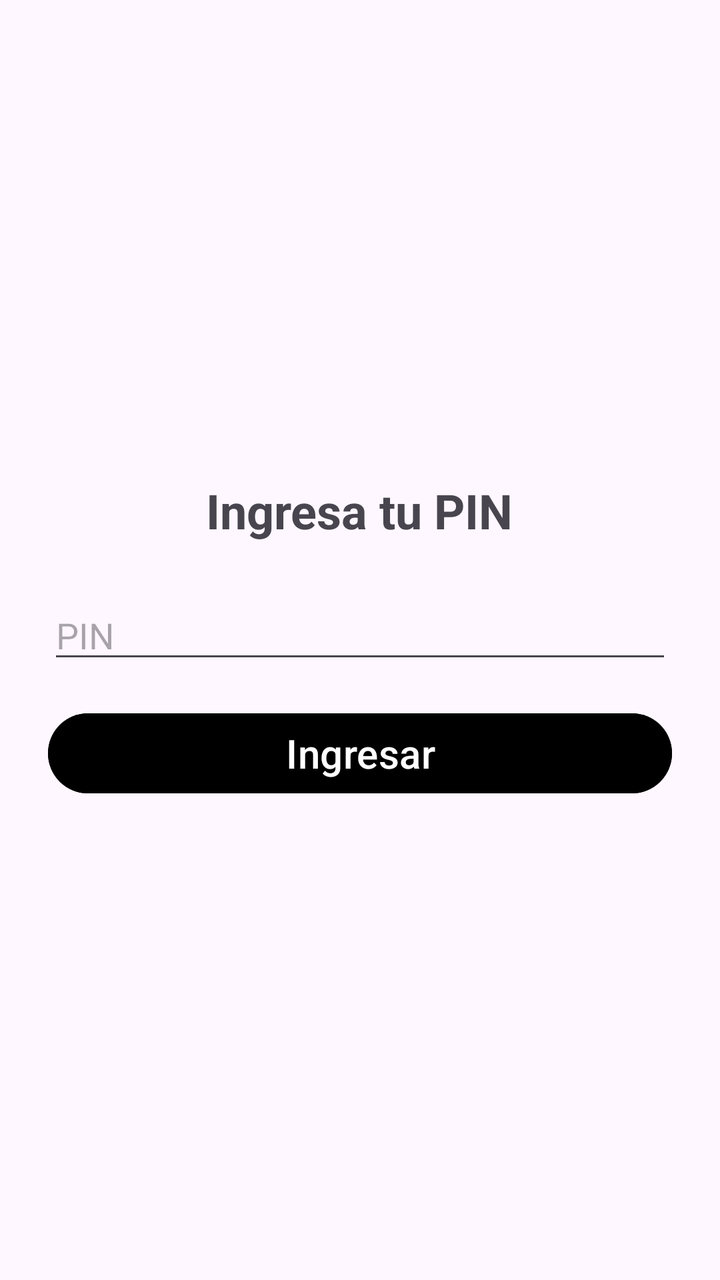
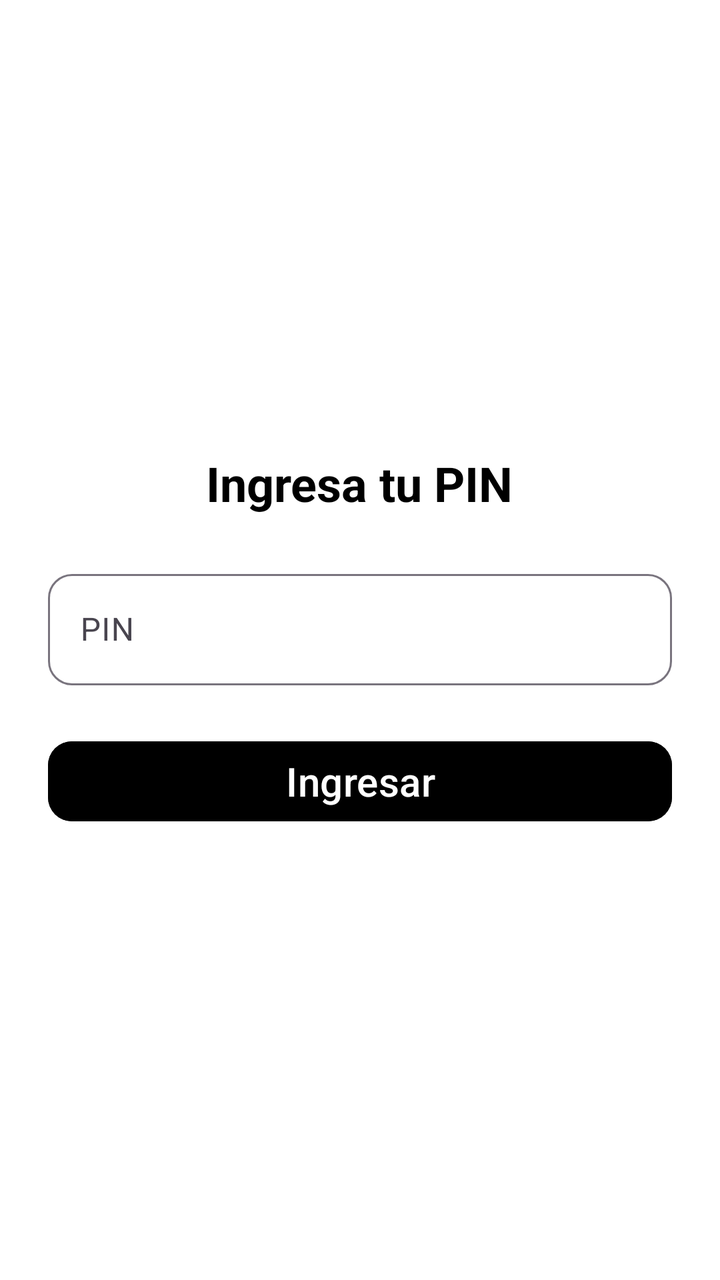

Before-and-after screenshots of an Android layout around one commit, followed by the original layout XML and the change that was made.
<!-- AndroidManifest.xml: application theme Theme.AgendaPersonal -->
<!-- res/layout/fragment_login.xml -->
<?xml version="1.0" encoding="utf-8"?>
<LinearLayout xmlns:android="http://schemas.android.com/apk/res/android"
    xmlns:tools="http://schemas.android.com/tools"
    android:id="@+id/login_root"
    android:layout_width="match_parent"
    android:layout_height="match_parent"
    android:orientation="vertical"
    android:gravity="center"
    android:padding="24dp"
    tools:context=".ui.auth.LoginFragment">

    <TextView
        android:id="@+id/tvLoginTitle"
        android:layout_width="wrap_content"
        android:layout_height="wrap_content"
        android:text="Ingresa tu PIN"
        android:textSize="24sp"
        android:textStyle="bold"
        android:layout_marginBottom="24dp"/>

    <EditText
        android:id="@+id/etPin"
        android:layout_width="match_parent"
        android:layout_height="wrap_content"
        android:hint="PIN"
        android:inputType="numberPassword"
        android:maxLength="6"
        android:layout_marginBottom="16dp"/>

    <Button
        android:id="@+id/btnLogin"
        android:layout_width="match_parent"
        android:backgroundTint="@color/black"
        android:textSize="20sp"
        android:layout_height="wrap_content"
        android:text="Ingresar"/>

</LinearLayout>
<!-- resources referenced by this layout -->
<resources>
  <color name="black">#FF000000</color>
  <style name="Theme.AgendaPersonal" parent="Base.Theme.AgendaPersonal">
          <item name="bottomNavigationStyle">@style/Widget.App.BottomNavigationView</item>
      </style>
  <style name="Base.Theme.AgendaPersonal" parent="Theme.Material3.DayNight.NoActionBar">
      </style>
  <style name="Widget.App.BottomNavigationView" parent="Widget.Material3.BottomNavigationView">
          <item name="itemIconTint">@null</item>
      </style>
</resources>

<!-- the commit's change to res/layout/fragment_login.xml (unified diff, before → after) -->
@@ -1,5 +1,7 @@
 <?xml version="1.0" encoding="utf-8"?>
-<LinearLayout xmlns:android="http://schemas.android.com/apk/res/android"
+<LinearLayout
+    xmlns:android="http://schemas.android.com/apk/res/android"
+    xmlns:app="http://schemas.android.com/apk/res-auto"
     xmlns:tools="http://schemas.android.com/tools"
     android:id="@+id/login_root"
     android:layout_width="match_parent"
@@ -7,8 +9,10 @@
     android:orientation="vertical"
     android:gravity="center"
     android:padding="24dp"
+    android:background="@color/white"
     tools:context=".ui.auth.LoginFragment">
 
+    
     <TextView
         android:id="@+id/tvLoginTitle"
         android:layout_width="wrap_content"
@@ -16,23 +20,41 @@
         android:text="Ingresa tu PIN"
         android:textSize="24sp"
         android:textStyle="bold"
-        android:layout_marginBottom="24dp"/>
+        android:layout_marginBottom="24dp"
+        android:textColor="@android:color/black"/>
 
-    <EditText
-        android:id="@+id/etPin"
+    
+    <com.google.android.material.textfield.TextInputLayout
         android:layout_width="match_parent"
         android:layout_height="wrap_content"
-        android:hint="PIN"
-        android:inputType="numberPassword"
-        android:maxLength="6"
-        android:layout_marginBottom="16dp"/>
+        app:boxBackgroundMode="outline"
+        app:boxCornerRadiusTopStart="12dp"
+        app:boxCornerRadiusTopEnd="12dp"
+        app:boxCornerRadiusBottomStart="12dp"
+        app:boxCornerRadiusBottomEnd="12dp"
+        android:hint="PIN">
 
-    <Button
+        <com.google.android.material.textfield.TextInputEditText
+            android:id="@+id/etPin"
+            android:layout_width="match_parent"
+            android:layout_height="wrap_content"
+            android:inputType="numberPassword"
+            android:maxLength="6"
+            android:textColor="@android:color/black"
+            android:textAlignment="center"/>
+    </com.google.android.material.textfield.TextInputLayout>
+
+    
+    <com.google.android.material.button.MaterialButton
         android:id="@+id/btnLogin"
         android:layout_width="match_parent"
+        android:layout_height="wrap_content"
+        android:layout_marginTop="24dp"
+        android:text="Ingresar"
+        android:textSize="20sp"
+        android:textAllCaps="false"
+        android:textColor="@android:color/white"
         android:backgroundTint="@color/black"
-        android:textSize="20sp"
-        android:layout_height="wrap_content"
-        android:text="Ingresar"/>
+        app:cornerRadius="12dp"/>
 
 </LinearLayout>
<!-- resource entries referenced after the edit -->
@@ -1,6 +1,7 @@
 <!-- resources referenced by this layout -->
 <resources>
   <color name="black">#FF000000</color>
+  <color name="white">#FFFFFFFF</color>
   <style name="Theme.AgendaPersonal" parent="Base.Theme.AgendaPersonal">
           <item name="bottomNavigationStyle">@style/Widget.App.BottomNavigationView</item>
       </style>
